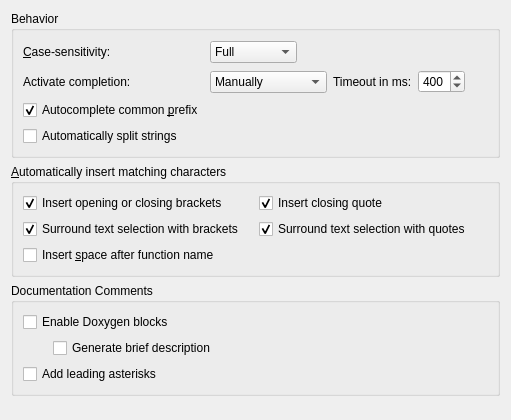
qt-creator/qt-creator, file src/plugins/texteditor/completionsettingspage.ui: the form before one commit.
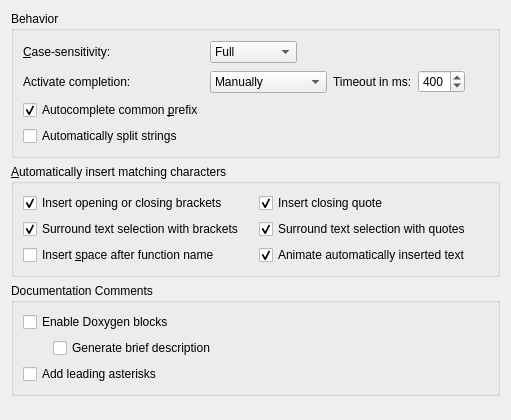
The form after the commit.

Commit message:
Editor: Animate automatic completed text.
This gives a clear hint that something has changed.
And gets the attention of the author in the case he didn't
expect some kind of automatic brace or quote completion.

```diff
--- a/src/plugins/texteditor/completionsettingspage.ui
+++ b/src/plugins/texteditor/completionsettingspage.ui
@@ -214,6 +214,19 @@
         </property>
        </widget>
       </item>
+      <item row="2" column="1">
+       <widget class="QCheckBox" name="animateAutoComplete">
+        <property name="toolTip">
+         <string>Show a visual hint when for example a brace or a quote is automatically inserted by the editor.</string>
+        </property>
+        <property name="text">
+         <string>Animate automatically inserted text</string>
+        </property>
+        <property name="checked">
+         <bool>true</bool>
+        </property>
+       </widget>
+      </item>
      </layout>
     </widget>
    </item>
```
Left out of the diff: 3 changed lines with no effect on the pictures. The commit also changes 12 other files.
